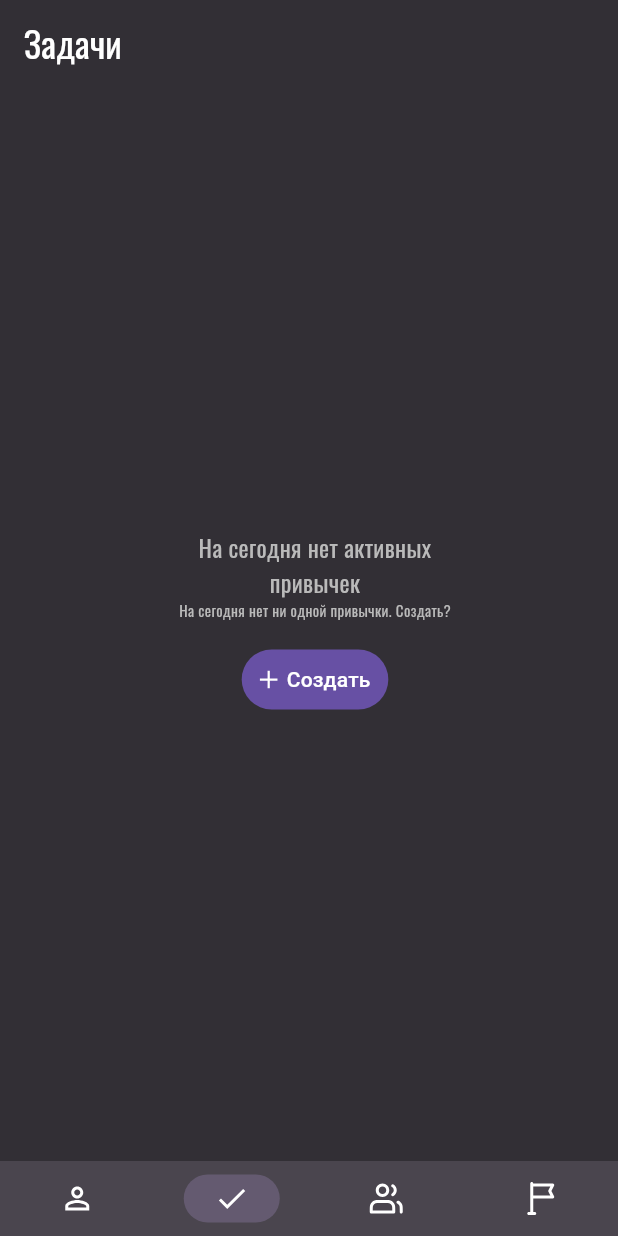
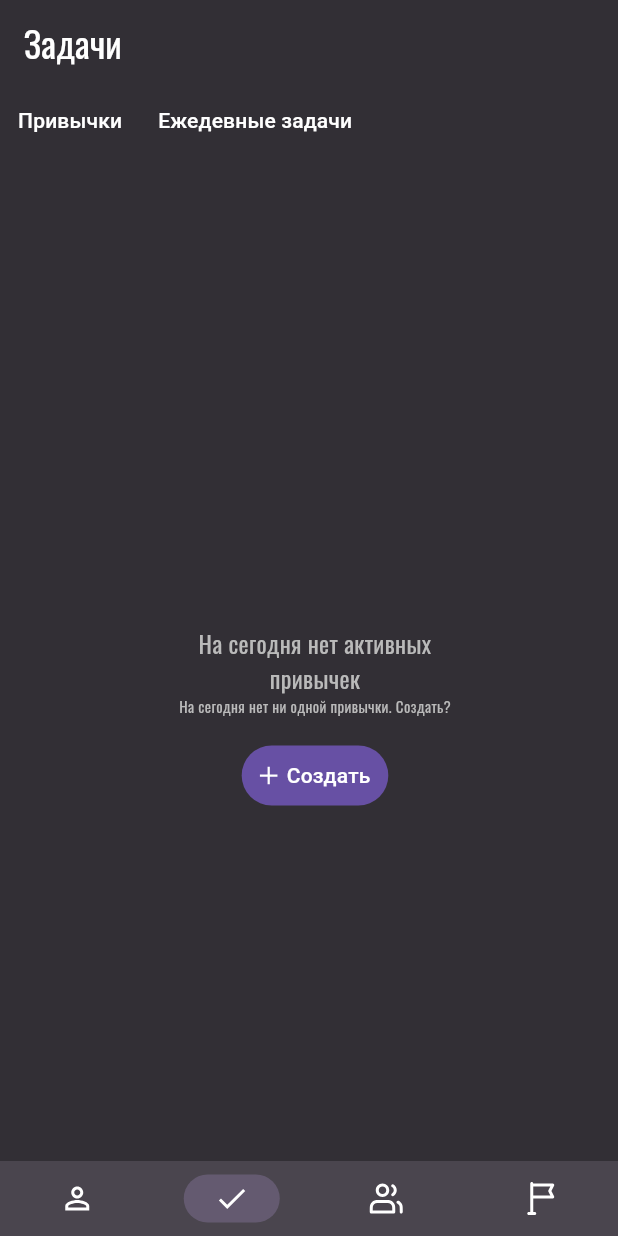
Before and after one commit to unf0rg1v3n/habitega, a Flutter app: the screen it shows after launch, item 2 of the bottom bar chosen, on a phone screen of 412 x 824 dp. Run offline on Flutter 3.47's test engine with Material 3 defaults, Android fonts, the phone set to English and light mode, and no system bars; our stand-ins replace flutter_svg, google_fonts, iconsax, material_symbols_icons.

Commit message:
tasks_page changes: - added 2 buttons

```diff
--- a/lib/main.dart
+++ b/lib/main.dart
@@ -91,8 +91,8 @@ class _MyAppState extends State<MyApp> {
             body: Container(
                 //color: BottomNavigationBarColor,
                 //children: [HeroPage(), TasksPage(), CommunityPage(), SettingsScreen()]
-                //child: pageList[_index])));
-                //child: RegisterPage()
+                //child: LoginPage())));
+                //child: RegisterPage())));
                 child: pageList[_index])));
   }
 }
--- a/lib/pages/tasks_page.dart
+++ b/lib/pages/tasks_page.dart
@@ -5,15 +5,65 @@ import 'package:flutter/widgets.dart';
 import 'package:flutter_svg/flutter_svg.dart';
 import 'package:google_fonts/google_fonts.dart';
 
-class TasksPage extends StatelessWidget {
+class TasksPage extends StatefulWidget {
   const TasksPage({super.key});
 
   @override
+  State<TasksPage> createState() => _TasksPageState();
+}
+
+class _TasksPageState extends State<TasksPage> {
+  bool habitsButton = true;
+  bool goalsButton = false;
+
+  @override
   Widget build(BuildContext context) {
-    return ListView(
+    return SingleChildScrollView(
+        child: Column(children: [
+      Row(children: [
+        // ToggleButtons(
+        //     children: [
+        //       Container(
+        //         width: 90,
+        //           child:
+        //               Text("Привычки", style: TextStyle(color: Colors.white))),
+        //       Container(
+        //         width: 160,
+        //           child: Text("Ежедевные задачи",
+        //               style: TextStyle(color: Colors.white)))
+        //     ],
+        //     borderRadius: BorderRadius.circular(15),
+        //     selectedColor: Color(0xFF645A70),
+        //     isSelected: _selections,
+        //     onPressed: (int index) => {
+        //           setState(() {
+        //             for (int i = 0; i < 2; i++) {
+        //               if (_selections[i]) {
+        //                 _selections[i] = !_selections[i];
+        //               }
+        //             }
+        //             _selections[index] =
+        //                 !_selections[index]; //!_selections[index];
+        //           })
+        //         })
+
+        TextButton(
+            onPressed: () => {},
+            child: Text("Привычки", style: TextStyle(color: Colors.white)),
+            style: ButtonStyle()),
+        TextButton(
+            onPressed: () => {},
+            child:
+                Text("Ежедевные задачи", style: TextStyle(color: Colors.white)),
+            style: ButtonStyle())
+      ]),
+      SizedBox(
+          height: 750,
+          child: ListView(
               scrollDirection: Axis.horizontal,
               physics: PageScrollPhysics(),
-        children: [HabitsPage(), GoalsPage()]); // was HeroPage()
+              children: [HabitsPage(), GoalsPage()]))
+    ]));
   }
 }
 
@@ -34,7 +84,9 @@ class _HabitsPageState extends State<HabitsPage> {
             mainAxisAlignment: MainAxisAlignment.center,
             crossAxisAlignment: CrossAxisAlignment.center,
             children: [
-                Container(width: 164, child: Text("На сегодня нет активных привычек",
+                Container(
+                    width: 164,
+                    child: Text("На сегодня нет активных привычек",
                         textAlign: TextAlign.center,
                         style: GoogleFonts.oswald(
                             fontSize: 16,
@@ -79,7 +131,9 @@ class _GoalsPageState extends State<GoalsPage> {
             mainAxisAlignment: MainAxisAlignment.center,
             crossAxisAlignment: CrossAxisAlignment.center,
             children: [
-          Container(width: 164, child: Text("На сегодня нет активных задач",
+                Container(
+                    width: 164,
+                    child: Text("На сегодня нет активных задач",
                         textAlign: TextAlign.center,
                         style: GoogleFonts.oswald(
                             fontSize: 16,
```
Lines whose indentation alone changed are shown as unchanged.
